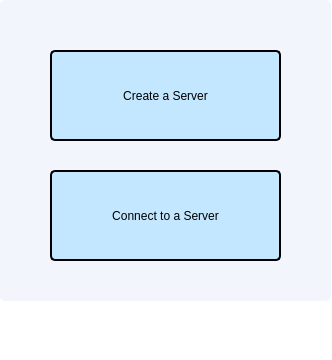
hdkhang6803/PC_Remote_Control, file initialwindow.ui: the form before one commit.
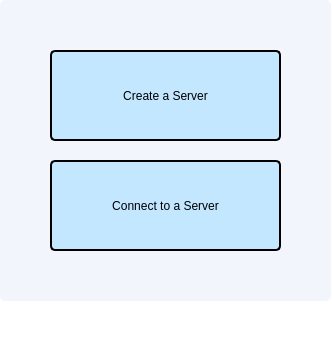
The form after the commit.

Diff of the .ui file:
```diff
--- a/initialwindow.ui
+++ b/initialwindow.ui
@@ -54,7 +54,7 @@
      <property name="geometry">
       <rect>
        <x>50</x>
-       <y>170</y>
+       <y>160</y>
        <width>231</width>
        <height>91</height>
       </rect>
```
